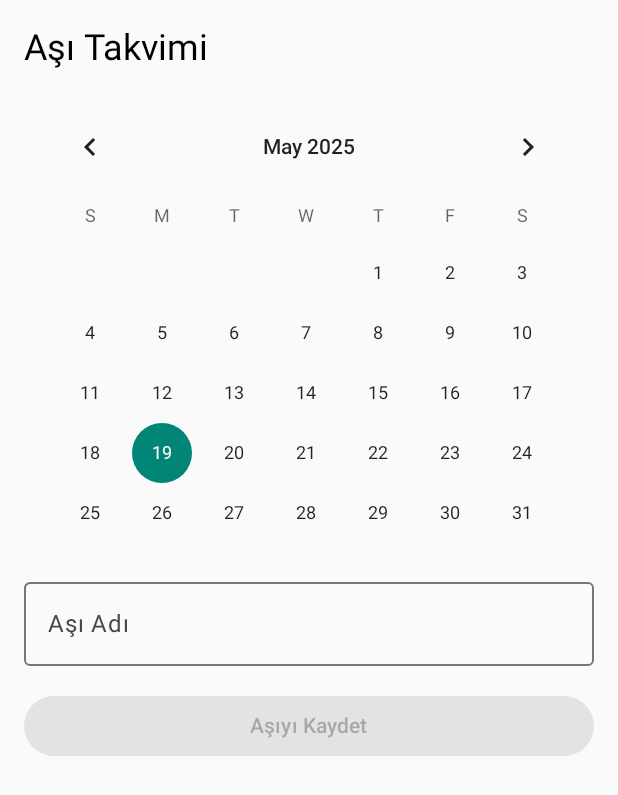
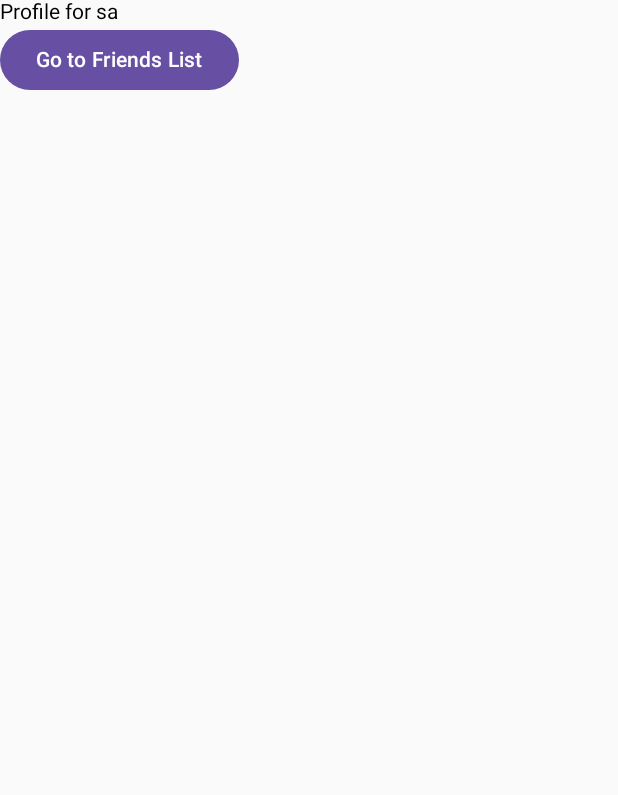
Before and after one commit to enesturkoglu-59/PawTrack, an Android app built with Jetpack Compose: the screen it shows after launch (MainActivity), on a phone screen of 412 x 824 dp. Shown: the top 795 px of the screen. Run offline under Robolectric (Android 15) with nearby library versions, the phone set to English and light mode, and no system bars.

```diff
--- a/app/src/main/java/com/enesturkoglu/pawtrack/MainActivity.kt
+++ b/app/src/main/java/com/enesturkoglu/pawtrack/MainActivity.kt
@@ -11,6 +11,8 @@ import androidx.compose.material3.Text
 import androidx.compose.runtime.Composable
 import androidx.compose.ui.Modifier
 import androidx.compose.ui.tooling.preview.Preview
+import com.enesturkoglu.pawtrack.addpet.AddPetScreen
+import com.enesturkoglu.pawtrack.addpet.MyApp
 import com.enesturkoglu.pawtrack.addtask.AddTaskScreen
 import com.enesturkoglu.pawtrack.calendar.CalendarScreen
 import com.enesturkoglu.pawtrack.homescreen.PetTopAppBar
@@ -21,7 +23,7 @@ class MainActivity : ComponentActivity() {
         super.onCreate(savedInstanceState)
         enableEdgeToEdge()
         setContent {
-            CalendarScreen()
+            MyApp()
         }
     }
 }
--- /dev/null
+++ b/app/src/main/java/com/enesturkoglu/pawtrack/addpet/User.kt
@@ -0,0 +1,74 @@
+package com.enesturkoglu.pawtrack.addpet
+
+import androidx.compose.foundation.layout.Column
+import androidx.compose.material3.Button
+import androidx.compose.material3.Text
+import androidx.compose.runtime.Composable
+import androidx.navigation.compose.NavHost
+import androidx.navigation.compose.composable
+import androidx.navigation.compose.dialog
+
+import androidx.navigation.compose.rememberNavController
+import androidx.navigation.toRoute
+import kotlinx.serialization.Serializable
+
+@Serializable
+data class Profile(val name: String)
+
+@Serializable
+object FriendsList
+
+// Define the ProfileScreen composable.
+@Composable
+fun ProfileScreen(
+    profile: String,
+    onNavigateToFriendsList: () -> Unit
+) {
+    Column {
+        Text("Profile for ${profile}")
+        Button(onClick = { onNavigateToFriendsList() }) {
+            Text("Go to Friends List")
+        }
+    }
+
+}
+
+// Define the FriendsListScreen composable.
+@Composable
+fun FriendsListScreen(onNavigateToProfile: () -> Unit) {
+
+    Column {
+        Text("Friends List")
+        Button(onClick = { onNavigateToProfile() }) {
+            Text("Go to Profile")
+        }
+    }
+
+}
+
+// Define the MyApp composable, including the `NavController` and `NavHost`.
+@Composable
+fun MyApp() {
+    val navController = rememberNavController()
+    NavHost(navController, startDestination = Profile(name = "John Smith")) {
+        composable<Profile> { backStackEntry ->
+            val profile: Profile = backStackEntry.toRoute()
+            val pro = Profile("sa")
+            ProfileScreen(
+                profile = pro.name,
+                onNavigateToFriendsList = {
+                    navController.navigate(route = FriendsList)
+                }
+            )
+        }
+        composable<FriendsList> {
+            FriendsListScreen(
+                onNavigateToProfile = {
+                    navController.navigate(
+                        route = Profile(name = "Aisha Devi")
+                    )
+                }
+            )
+        }
+    }
+}
--- a/app/src/main/java/com/enesturkoglu/pawtrack/homescreen/PatScreen.kt
+++ b/app/src/main/java/com/enesturkoglu/pawtrack/homescreen/PatScreen.kt
@@ -24,6 +24,7 @@ import androidx.compose.runtime.setValue
 import androidx.compose.ui.Modifier
 import androidx.compose.ui.graphics.Color
 import androidx.compose.ui.tooling.preview.Preview
+import com.enesturkoglu.pawtrack.addpet.AddPetScreen
 
 @OptIn(ExperimentalMaterial3Api::class)
 @Composable
@@ -78,11 +79,11 @@ Column {
         }
     ) { padding ->
         Box(modifier = Modifier
-            .padding(padding)
+            .padding()
             .fillMaxSize()) {
 
             when (selectedIndex) {
-                0 -> Text("Pet Screen")
+                //0 -> AddPetScreen()
                 1 -> Text("Diary Screen")
                 2 -> Text("Expense Screen")
                 3 -> Text("Calendar Screen")
--- a/build.gradle.kts
+++ b/build.gradle.kts
@@ -3,4 +3,5 @@ plugins {
     alias(libs.plugins.android.application) apply false
     alias(libs.plugins.kotlin.android) apply false
     alias(libs.plugins.kotlin.compose) apply false
+    id("com.google.devtools.ksp") version "2.0.21-1.0.27" apply false
 }
```
Also changed, not shown: app/build.gradle.kts (+19 -3 lines), app/src/main/java/com/enesturkoglu/pawtrack/addpet/AddNewPet.kt (+40 -9 lines), app/src/main/java/com/enesturkoglu/pawtrack/data/PetDao.kt (added, +17 -0 lines), app/src/main/java/com/enesturkoglu/pawtrack/data/PetDatabase.kt (added, +13 -0 lines), app/src/main/java/com/enesturkoglu/pawtrack/data/PetDatabaseInstance.kt (added, +22 -0 lines), app/src/main/java/com/enesturkoglu/pawtrack/data/PetEntity.kt (added, +12 -0 lines), app/src/main/java/com/enesturkoglu/pawtrack/mainscreen/MainScreen.kt (added, +30 -0 lines), app/src/main/java/com/enesturkoglu/pawtrack/navigation/NavGraph.kt (added, +33 -0 lines), app/src/main/java/com/enesturkoglu/pawtrack/navigation/NavigationItem.kt (added, +16 -0 lines), gradle/libs.versions.toml (+6 -8 lines), settings.gradle.kts (+3 -8 lines).
